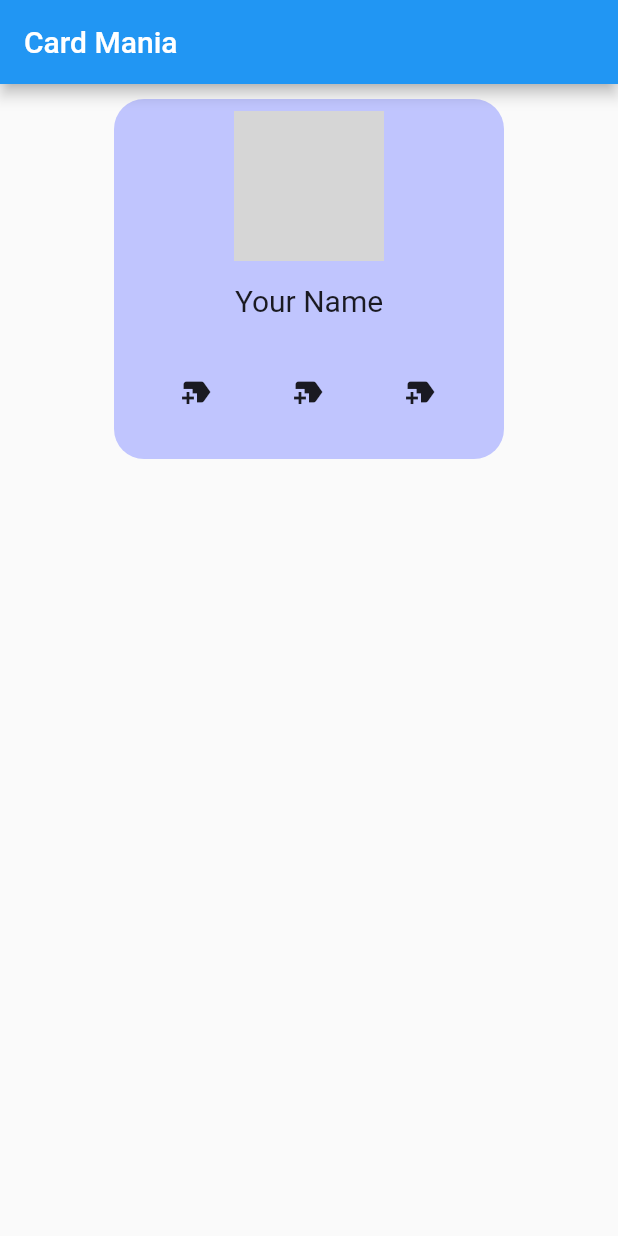
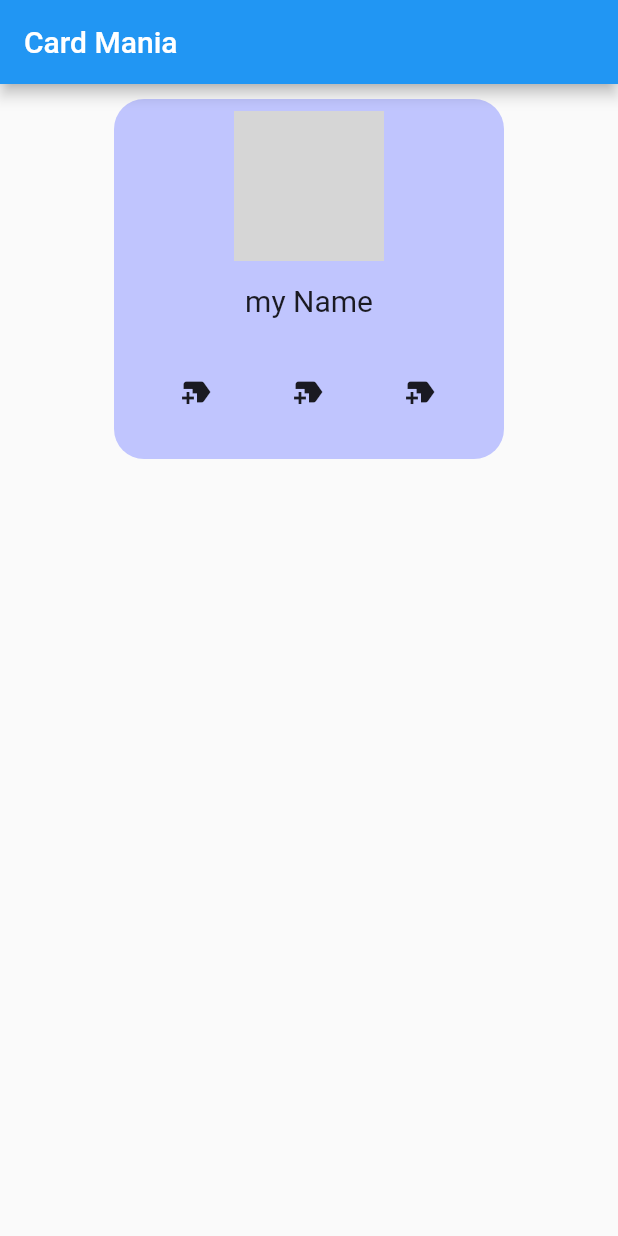
Before and after one commit to Vinit-Juikar/card_mania, a Flutter app: the screen it shows after launch, on a phone screen of 412 x 824 dp. Run offline on Flutter 3.47's test engine with Material 2 defaults, Android fonts, the phone set to English and light mode, and no system bars; network calls fail; grey boxes are pictures that could not be loaded.

Commit message:
widget update

```diff
--- /dev/null
+++ b/lib/common_widget.dart
@@ -0,0 +1,67 @@
+import 'package:flutter/material.dart';
+
+class MyCard extends StatelessWidget {
+  MyCard({
+    required this.img,
+    required this.name,
+    super.key,
+  });
+  String img;
+  String name;
+
+  @override
+  Widget build(BuildContext context) {
+    return Container(
+      width: 260,
+      height: 240,
+      decoration: BoxDecoration(
+          color: const Color.fromRGBO(192, 197, 254, 1),
+          borderRadius: BorderRadius.circular(20)),
+      child: Padding(
+        padding: const EdgeInsets.all(8.0),
+        child: Column(
+          children: [
+            SizedBox(
+              height: 100,
+              width: 100,
+              child: ClipRRect(
+                borderRadius: BorderRadius.circular(50),
+                child: Image.network(
+                  img,
+                  fit: BoxFit.cover,
+                ),
+              ),
+            ),
+            Padding(
+              padding: EdgeInsets.all(15.0),
+              child: Text(
+                name,
+                style: TextStyle(fontSize: 20),
+              ),
+            ),
+            Padding(
+              padding: const EdgeInsets.all(10.0),
+              child: Row(
+                mainAxisAlignment: MainAxisAlignment.spaceAround,
+                children: [
+                  IconButton(
+                    onPressed: () {},
+                    icon: const Icon(Icons.new_label),
+                  ),
+                  IconButton(
+                    onPressed: () {},
+                    icon: const Icon(Icons.new_label),
+                  ),
+                  IconButton(
+                    onPressed: () {},
+                    icon: const Icon(Icons.new_label),
+                  )
+                ],
+              ),
+            )
+          ],
+        ),
+      ),
+    );
+  }
+}
--- a/lib/my_home.dart
+++ b/lib/my_home.dart
@@ -1,3 +1,4 @@
+import 'package:card_mania/common_widget.dart';
 import 'package:flutter/material.dart';
 
 class MyHome extends StatelessWidget {
@@ -18,58 +19,10 @@ class MyHome extends StatelessWidget {
           children: [
             Padding(
               padding: const EdgeInsets.all(10.0),
-              child: Container(
-                width: 260,
-                height: 240,
-                decoration: BoxDecoration(
-                    color: const Color.fromRGBO(192, 197, 254, 1),
-                    borderRadius: BorderRadius.circular(20)),
-                child: Padding(
-                  padding: const EdgeInsets.all(8.0),
-                  child: Column(
-                    children: [
-                      SizedBox(
-                        height: 100,
-                        width: 100,
-                        child: ClipRRect(
-                          borderRadius: BorderRadius.circular(50),
-                          child: Image.network(
-                            'https://images.unsplash.com/photo-1678737171914-da88eb1fb7fd?ixlib=rb-4.0.3&ixid=MnwxMjA3fDB8MHxwaG90by1wYWdlfHx8fGVufDB8fHx8&auto=format&fit=crop&w=774&q=80',
-                            fit: BoxFit.cover,
-                          ),
-                        ),
-                      ),
-                      const Padding(
-                        padding: EdgeInsets.all(15.0),
-                        child: Text(
-                          "Your Name",
-                          style: TextStyle(fontSize: 20),
-                        ),
-                      ),
-                      Padding(
-                        padding: const EdgeInsets.all(10.0),
-                        child: Row(
-                          mainAxisAlignment: MainAxisAlignment.spaceAround,
-                          children: [
-                            IconButton(
-                              onPressed: () {},
-                              icon: const Icon(Icons.new_label),
-                            ),
-                            IconButton(
-                              onPressed: () {},
-                              icon: const Icon(Icons.new_label),
-                            ),
-                            IconButton(
-                              onPressed: () {},
-                              icon: const Icon(Icons.new_label),
-                            )
-                          ],
-                        ),
-                      )
-                    ],
-                  ),
-                ),
-              ),
+              child: MyCard(
+                  img:
+                      "https://images.unsplash.com/photo-1678737171914-da88eb1fb7fd?ixlib=rb-4.0.3&ixid=MnwxMjA3fDB8MHxwaG90by1wYWdlfHx8fGVufDB8fHx8&auto=format&fit=crop&w=774&q=80",
+                  name: "my Name"),
             )
           ],
         ),
```
